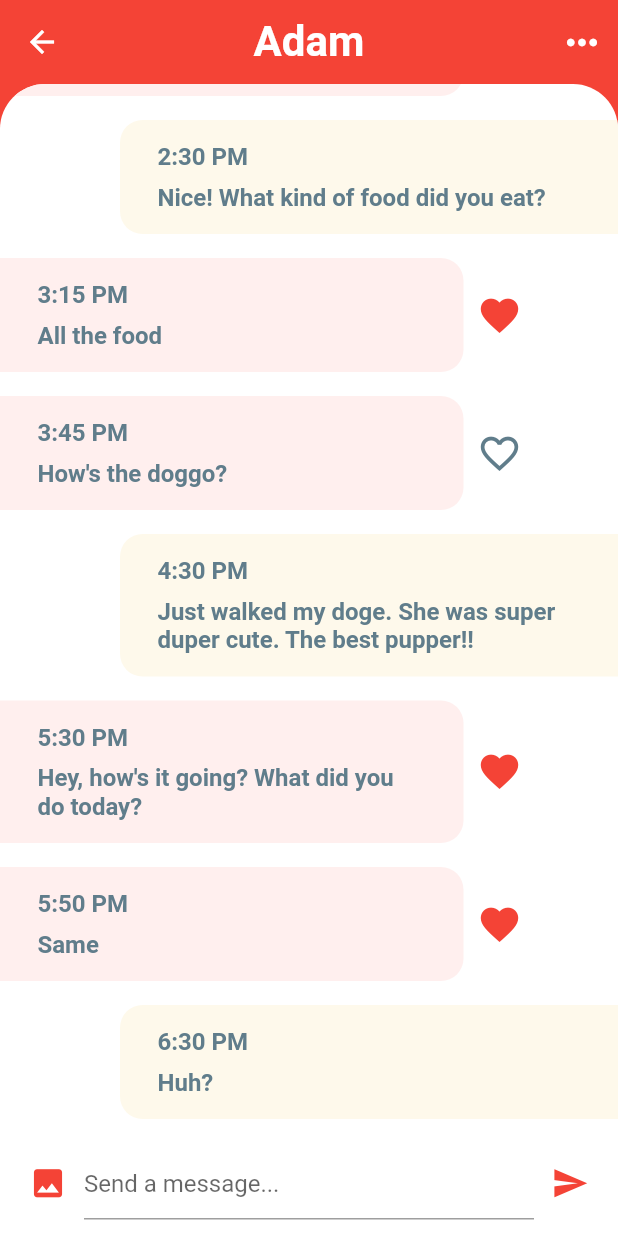
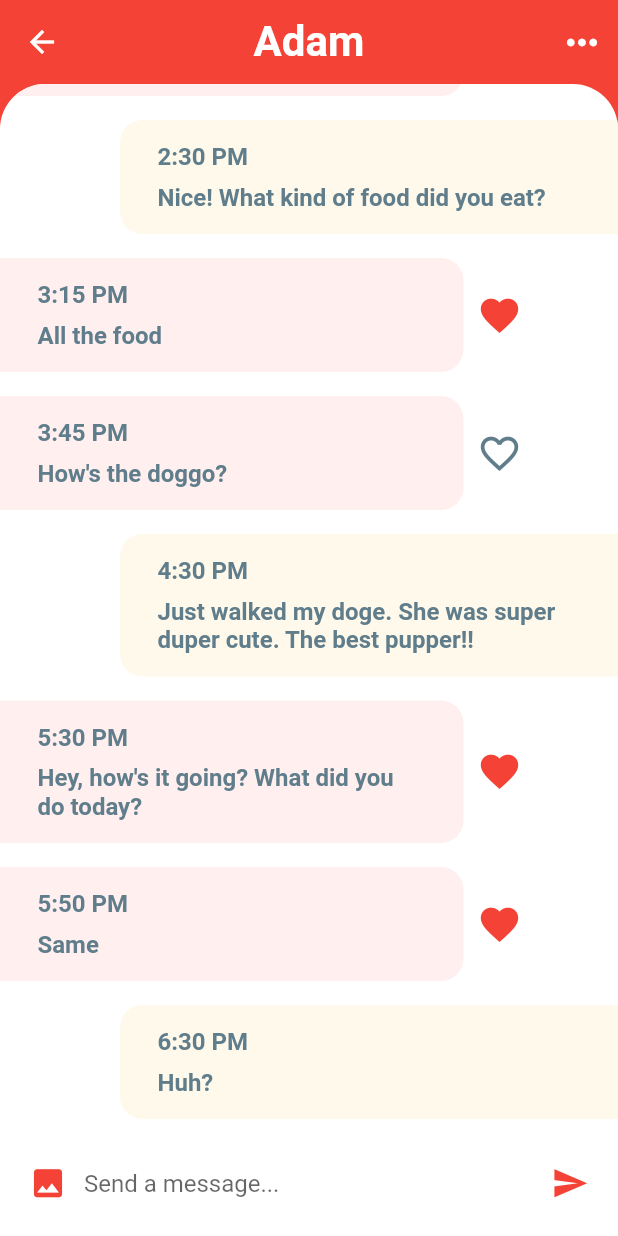
Before and after one commit to MatthieuNadeau96/flutter_chat, a Flutter app: the screen it shows after launch, after a tap on "Adam", on a phone screen of 412 x 824 dp. Run offline on Flutter 3.47's test engine with Material 2 defaults, Android fonts, the phone set to English and light mode, and no system bars.

Commit message:
removed bottom border of text field & added capitalization

```diff
--- a/lib/screens/chat_screen.dart
+++ b/lib/screens/chat_screen.dart
@@ -98,7 +98,10 @@ class _ChatScreenState extends State<ChatScreen> {
           ),
           Expanded(
             child: TextField(
-              decoration: InputDecoration(hintText: 'Send a message...'),
+              textCapitalization: TextCapitalization.sentences,
+              decoration: InputDecoration.collapsed(
+                hintText: 'Send a message...',
+              ),
             ),
           ),
           IconButton(
```
